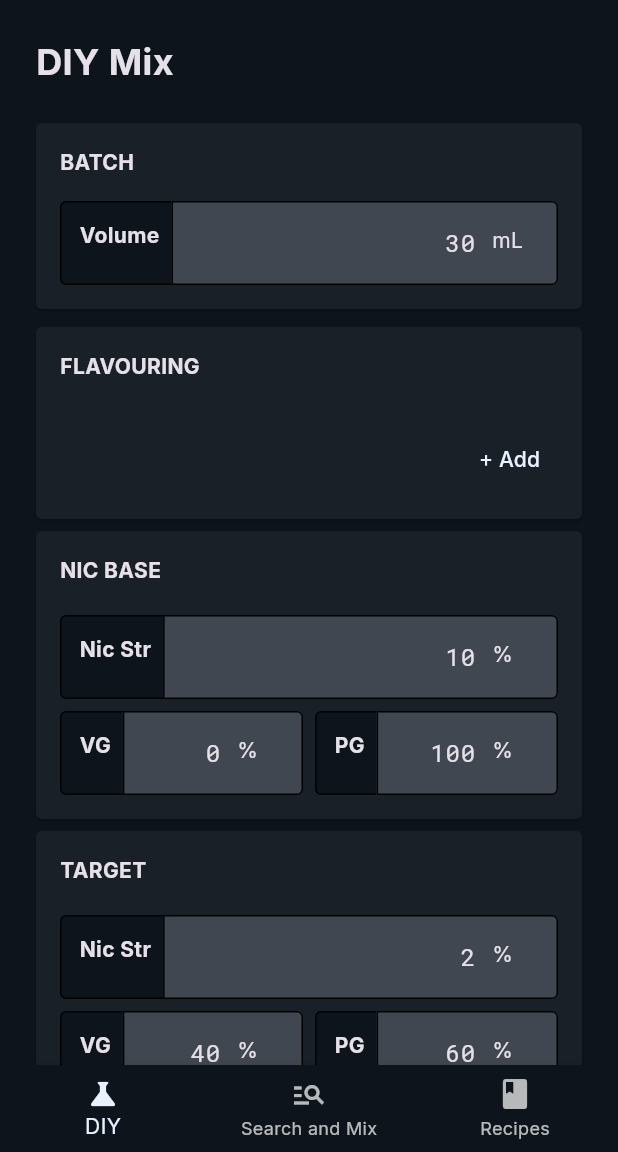
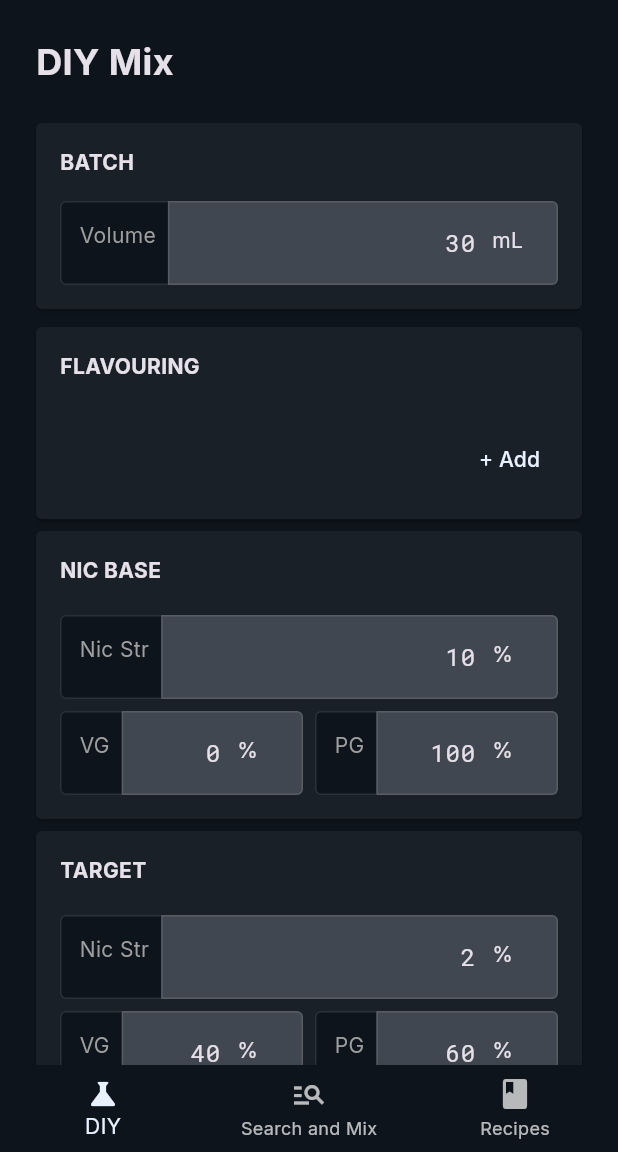
Before and after one commit to danielclamor/elchemist, a Flutter app: the screen it shows after launch, on a phone screen of 412 x 824 dp, the part 84-1236 px from its top. Run offline on Flutter 3.47's test engine with Material 3 defaults, Android fonts, the phone set to English and light mode, and no system bars; our stand-ins replace gap, google_fonts; missing offline and left inert: window_manager; accounts and stored records are empty.

Commit message:
change label colors

```diff
--- a/lib/components/atoms/el_text_field.dart
+++ b/lib/components/atoms/el_text_field.dart
@@ -48,17 +48,38 @@ class ElTextField extends StatelessWidget {
         ? MainAxisAlignment.end
         : MainAxisAlignment.start;
 
-    final inputDecoration = labelPosition == ElTextFieldLabelPosition.top
-        ? InputDecoration(
-            enabledBorder: const OutlineInputBorder(
-              borderSide: BorderSide(),
+    final borderRadius = labelPosition == ElTextFieldLabelPosition.top
+        ? const BorderRadius.all(
+            Radius.circular(4.0),
+          )
+        : const BorderRadius.horizontal(
+            left: Radius.zero,
+            right: Radius.circular(4.0),
+          );
+
+    final textField = TextField(
+      style: GoogleFonts.robotoMonoTextTheme(
+        ThemeData(brightness: Brightness.dark).textTheme,
+      ).bodyMedium,
+      textAlign: alignment,
+      readOnly: readOnly,
+      controller: TextEditingController(text: value),
+      keyboardType: keyboardType,
+      onSubmitted: onSubmitted,
+      onTapOutside: onTapOutside,
+      decoration: InputDecoration(
+        enabledBorder: OutlineInputBorder(
+          borderRadius: borderRadius,
+          borderSide: BorderSide(color: Theme.of(context).focusColor),
         ),
-            disabledBorder: const OutlineInputBorder(
-              borderSide: BorderSide(),
+        disabledBorder: OutlineInputBorder(
+          borderRadius: borderRadius,
+          borderSide: const BorderSide(),
         ),
         focusedBorder: OutlineInputBorder(
+          borderRadius: borderRadius,
           borderSide: readOnly
-                  ? const BorderSide()
+              ? BorderSide(color: Theme.of(context).focusColor)
               : const BorderSide(
                   color: Colors.white,
                   width: 1.5,
@@ -87,66 +108,7 @@ class ElTextField extends StatelessWidget {
                 child: suffix,
               )
             : null,
-          )
-        : InputDecoration(
-            enabledBorder: const OutlineInputBorder(
-              borderRadius: BorderRadius.horizontal(
-                left: Radius.zero,
-                right: Radius.circular(4.0),
       ),
-              borderSide: BorderSide(),
-            ),
-            disabledBorder: const OutlineInputBorder(
-              borderSide: BorderSide(),
-            ),
-            focusedBorder: OutlineInputBorder(
-              borderRadius: const BorderRadius.horizontal(
-                left: Radius.zero,
-                right: Radius.circular(4.0),
-              ),
-              borderSide: readOnly
-                  ? const BorderSide()
-                  : const BorderSide(
-                      color: Colors.white,
-                      width: 1.5,
-                    ),
-            ),
-            filled: !readOnly,
-            prefixIcon: prefix != null
-                ? Padding(
-                    padding: const EdgeInsets.fromLTRB(
-                      12.0,
-                      12.0,
-                      4.0,
-                      12.0,
-                    ),
-                    child: prefix,
-                  )
-                : null,
-            suffixIcon: suffix != null
-                ? Padding(
-                    padding: const EdgeInsets.fromLTRB(
-                      4.0,
-                      12.0,
-                      12.0,
-                      12.0,
-                    ),
-                    child: suffix,
-                  )
-                : null,
-          );
-
-    final textField = TextField(
-      style: GoogleFonts.robotoMonoTextTheme(
-        ThemeData(brightness: Brightness.dark).textTheme,
-      ).bodyMedium,
-      textAlign: alignment,
-      readOnly: readOnly,
-      controller: TextEditingController(text: value),
-      keyboardType: keyboardType,
-      onSubmitted: onSubmitted,
-      onTapOutside: onTapOutside,
-      decoration: inputDecoration,
     );
 
     return labelPosition == ElTextFieldLabelPosition.top
@@ -165,6 +127,7 @@ class ElTextField extends StatelessWidget {
                                   labelText ?? '',
                                   style: const TextStyle(
                                     fontSize: 12.0,
+                                    color: Colors.grey,
                                   ),
                                 ),
                               ],
@@ -191,10 +154,16 @@ class ElTextField extends StatelessWidget {
                               decoration: BoxDecoration(
                                 color:
                                     Theme.of(context).scaffoldBackgroundColor,
-                                border: const Border(
-                                  top: BorderSide(width: 1.0),
-                                  bottom: BorderSide(width: 1.0),
-                                  left: BorderSide(width: 1.0),
+                                border: Border(
+                                  top: BorderSide(
+                                      width: 1.0,
+                                      color: Theme.of(context).focusColor),
+                                  bottom: BorderSide(
+                                      width: 1.0,
+                                      color: Theme.of(context).focusColor),
+                                  left: BorderSide(
+                                      width: 1.0,
+                                      color: Theme.of(context).focusColor),
                                   right: BorderSide.none,
                                 ),
                                 borderRadius: const BorderRadius.horizontal(
@@ -213,7 +182,8 @@ class ElTextField extends StatelessWidget {
                                   labelText ?? '',
                                   style: const TextStyle(
                                     fontSize: 14.0,
-                                    fontWeight: FontWeight.bold,
+                                    // fontWeight: FontWeight.bold,
+                                    color: Colors.grey,
                                   ),
                                 ),
                               ),
```
Lines whose indentation alone changed are shown as unchanged.
